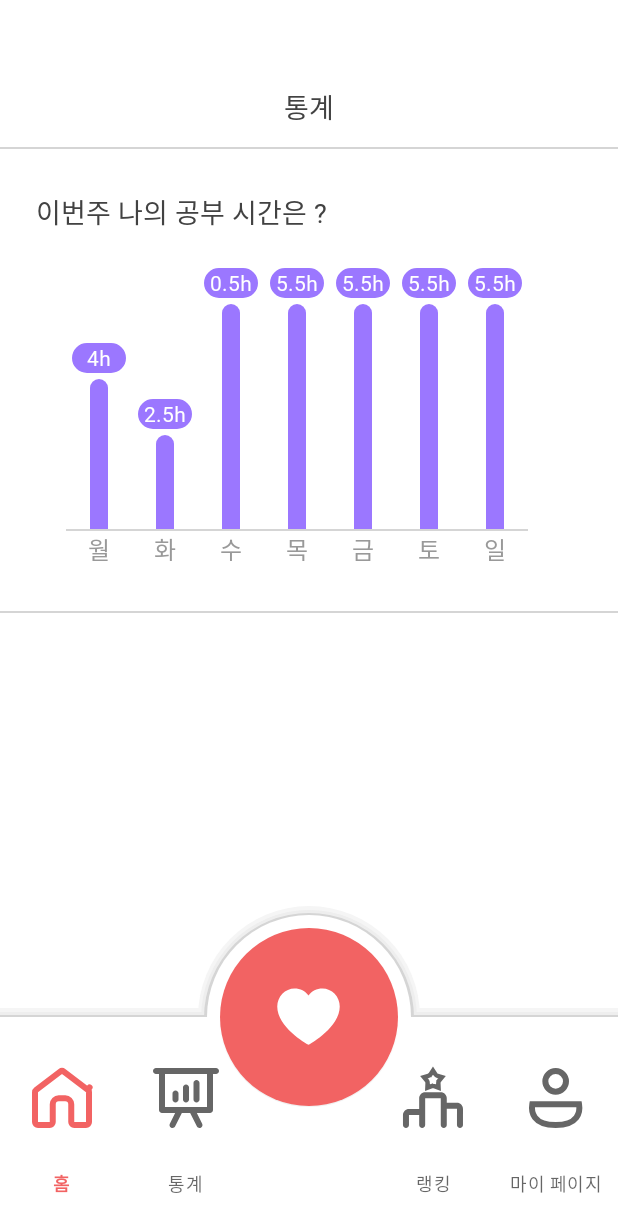
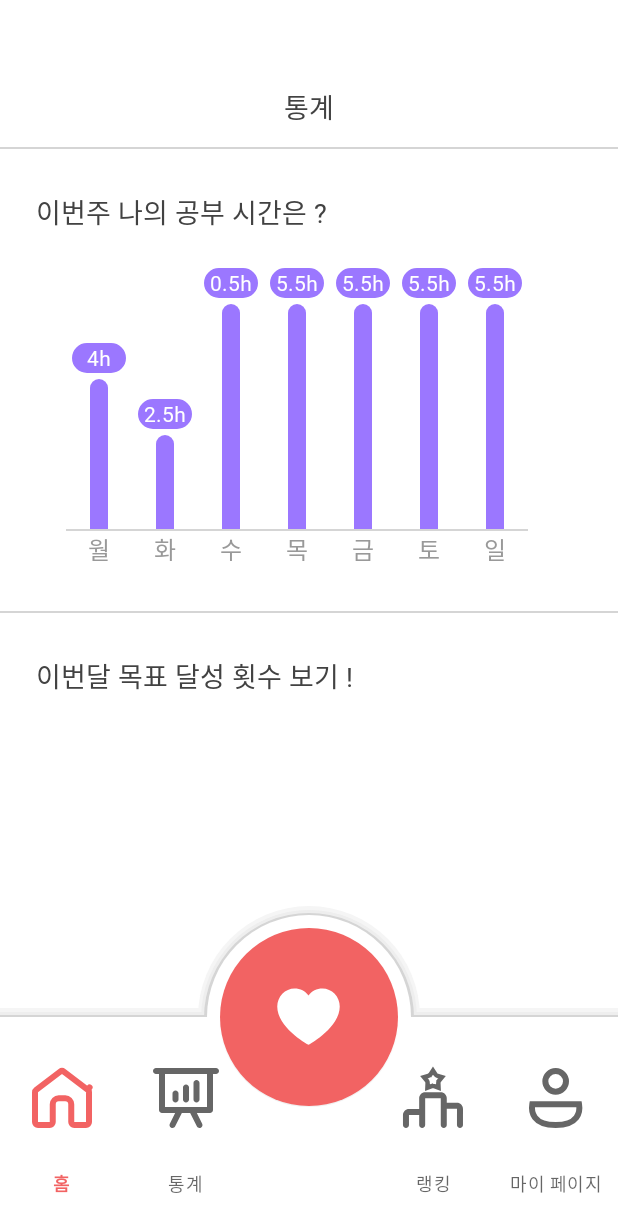
Before and after one commit to bangwoolz/bangwool-frontend-android, an Android app: the fragment StatisticFragment placed in its activity, on a phone screen of 412 x 824 dp. Shown: the top 1232 px of the screen. Run offline under Robolectric (Android 15) with nearby library versions, the phone set to English and light mode, and no system bars; our stand-ins replace navigation-ui.

Commit message:
Feat: make goal check title

```diff
--- a/app/src/main/res/layout/fragment_statistic.xml
+++ b/app/src/main/res/layout/fragment_statistic.xml
@@ -358,5 +358,23 @@
         app:layout_constraintStart_toStartOf="parent"
         app:layout_constraintEnd_toEndOf="parent"
         app:layout_constraintHorizontal_bias="0.0" />
-
+    <androidx.constraintlayout.widget.ConstraintLayout
+        android:id="@+id/cl_goal_check_layout"
+        android:layout_width="match_parent"
+        android:layout_height="wrap_content"
+        app:layout_constraintStart_toStartOf="parent"
+        app:layout_constraintTop_toBottomOf="@id/second_line">
+        <TextView
+            android:id="@+id/tv_goal_check_title"
+            android:layout_width="wrap_content"
+            android:layout_height="wrap_content"
+            android:text="이번달 목표 달성 횟수 보기 !"
+            android:paddingTop="28dp"
+            android:paddingLeft="24dp"
+            android:textColor="@color/gray_800"
+            android:textSize="18sp"
+            android:fontFamily="@font/p_medium"
+            app:layout_constraintStart_toStartOf="parent"
+            app:layout_constraintTop_toTopOf="parent" />
+    </androidx.constraintlayout.widget.ConstraintLayout>
 </androidx.constraintlayout.widget.ConstraintLayout>
```
